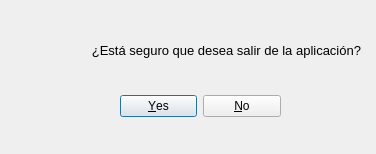
First picture: the form in vensalir.ui, repository scollboul/COLLAZOBOULLOSA, before the edit.
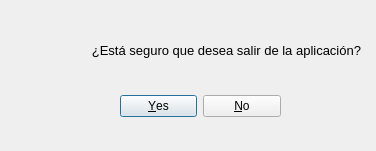
Second picture: the form after the edit. Icons and pictures are not drawn.

What changed in the file:
```diff
--- a/vensalir.ui
+++ b/vensalir.ui
@@ -7,7 +7,7 @@
     <x>0</x>
     <y>0</y>
     <width>376</width>
-    <height>154</height>
+    <height>151</height>
    </rect>
   </property>
   <property name="windowTitle">
```
Left out of the diff: 8 changed lines with no effect on the pictures.
